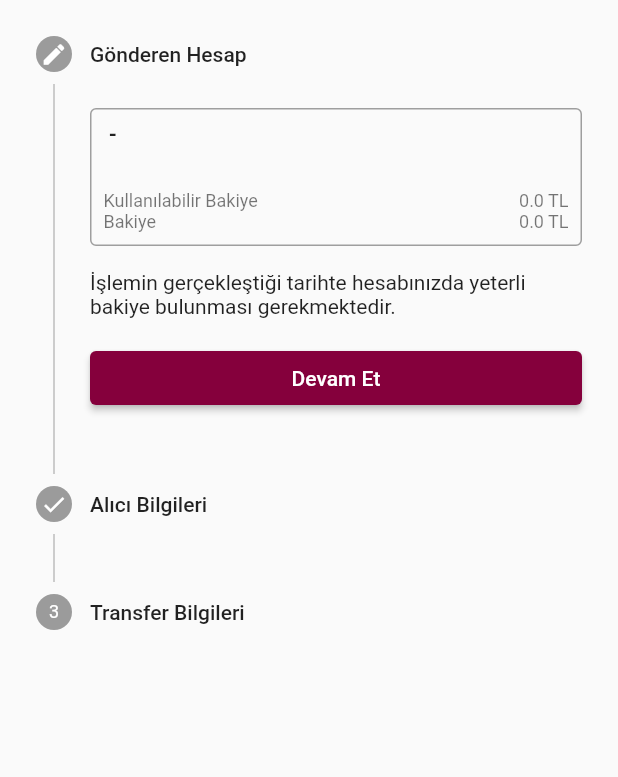
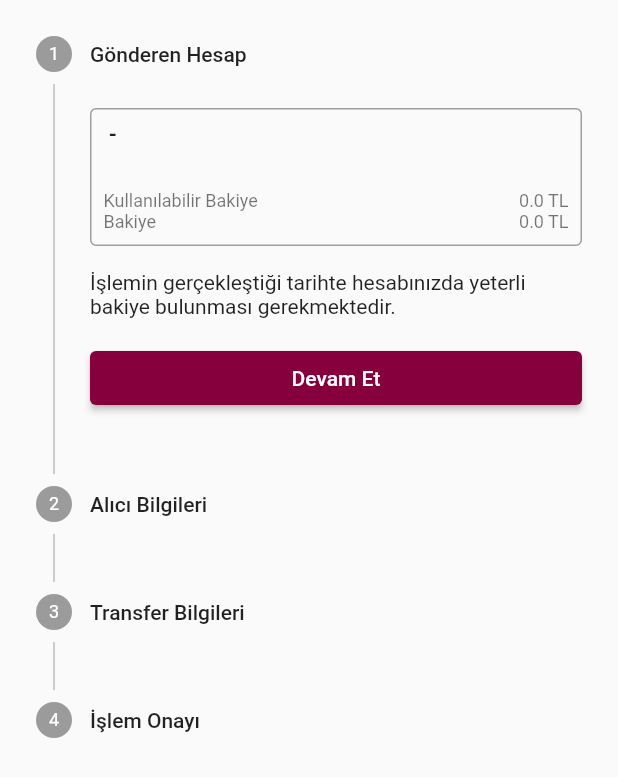
Before and after one commit to NurullahKarakoca/ab_assignment, a Flutter app: the MoneyTransferPage widget shown alone on an empty page, opened directly, on a phone screen of 412 x 824 dp. Shown: the top 777 px of the screen. Run offline on Flutter 3.47's test engine with Material 2 defaults, Android fonts, the phone set to English and light mode, and no system bars; our stand-ins replace dio, get_it, mask_text_input_formatter, shared_preferences; accounts and stored records are empty.

Commit message:
add transfer approve step

```diff
--- a/lib/pages/money_transfer_page.dart
+++ b/lib/pages/money_transfer_page.dart
@@ -1,6 +1,7 @@
 import 'package:ab_assignment/models/money_transfer_model.dart';
 import 'package:ab_assignment/widgets/moneytransfer/receiver_information_step_content.dart';
 import 'package:ab_assignment/widgets/moneytransfer/sender_bank_account_step_content.dart';
+import 'package:ab_assignment/widgets/moneytransfer/transfer_approve_step_content.dart';
 import 'package:ab_assignment/widgets/moneytransfer/transfer_information_step_content.dart';
 import 'package:flutter/material.dart';
 
@@ -13,18 +14,19 @@ class MoneyTransferPage extends StatefulWidget {
 
 class _MoneyTransferPageState extends State<MoneyTransferPage> {
   int _currentStep = 0;
-  final _moneyTransferModel = MoneyTransferModel();
-
-  get senderAccountStepState =>
-      _currentStep != 0 ? StepState.complete : StepState.editing;
-
-  get receiverInformationStepState =>
-      _currentStep != 1 ? StepState.complete : StepState.editing;
+  var _moneyTransferModel = MoneyTransferModel();
 
   @override
   Widget build(BuildContext context) {
     return Stepper(
         physics: const ScrollPhysics(),
+        onStepTapped: (step) {
+          if (_currentStep > step) {
+            setState(() {
+              _currentStep = step;
+            });
+          }
+        },
         currentStep: _currentStep,
         controlsBuilder: (context, details) {
           return const SizedBox.shrink();
@@ -40,7 +42,7 @@ class _MoneyTransferPageState extends State<MoneyTransferPage> {
                 });
               },
             ),
-              state: senderAccountStepState),
+          ),
           Step(
             title: const Text("Alıcı Bilgileri"),
             content: ReceiverInformationStepContent(
@@ -55,17 +57,33 @@ class _MoneyTransferPageState extends State<MoneyTransferPage> {
                     _currentStep = 0;
                   });
                 }),
-              state: receiverInformationStepState),
+          ),
           Step(
             title: const Text("Transfer Bilgileri"),
             content: TransferInformationStepContent(
                 model: _moneyTransferModel,
-                  onNextStep: () {},
+                onNextStep: () {
+                  setState(() {
+                    _currentStep = 3;
+                  });
+                },
                 onPreviousStep: () {
                   setState(() {
                     _currentStep = 1;
                   });
-                  }))
+                }),
+          ),
+          Step(
+              title: const Text("İşlem Onayı"),
+              content: TransferApproveStepContent(
+                model: _moneyTransferModel,
+                onApprove: () {
+                  setState(() {
+                    _moneyTransferModel = MoneyTransferModel();
+                    _currentStep = 0;
+                  });
+                },
+              ))
         ]);
   }
 }
--- a/lib/widgets/bank_account/select_bank_account.dart
+++ b/lib/widgets/bank_account/select_bank_account.dart
@@ -3,26 +3,22 @@ import 'package:ab_assignment/widgets/bank_account/bank_account_list_item.dart';
 import 'package:ab_assignment/widgets/bank_account/bank_accounts_dialog.dart';
 import 'package:flutter/material.dart';
 
-class SelectBankAccount extends StatefulWidget {
+class SelectBankAccount extends StatelessWidget {
+  final BankAccount? bankAccount;
   final Function(BankAccount) onSelect;
 
-  const SelectBankAccount({Key? key, required this.onSelect}) : super(key: key);
-
-  @override
-  State<SelectBankAccount> createState() => _SelectBankAccountState();
-}
-
-class _SelectBankAccountState extends State<SelectBankAccount> {
-  BankAccount? _bankAccount;
+  const SelectBankAccount(
+      {Key? key, required this.onSelect, required this.bankAccount})
+      : super(key: key);
 
   @override
   Widget build(BuildContext context) {
-    if (_bankAccount == null) {
+    if (bankAccount == null) {
       return SizedBox(
         width: double.infinity,
         child: OutlinedButton(
           onPressed: () async {
-            _showBankAccountsDialog();
+            _showBankAccountsDialog(context);
           },
           child: Text("Hesap Seçiniz"),
         ),
@@ -30,20 +26,17 @@ class _SelectBankAccountState extends State<SelectBankAccount> {
     }
 
     return BankAccountListItem(
-      bankAccount: _bankAccount!,
+      bankAccount: bankAccount!,
       onTap: () {
-        _showBankAccountsDialog();
+        _showBankAccountsDialog(context);
       },
     );
   }
 
-  Future<void> _showBankAccountsDialog() async {
+  Future<void> _showBankAccountsDialog(BuildContext context) async {
     final selectedBankAccount = await showBankAccountsDialog(context);
     if (selectedBankAccount != null) {
-      setState(() {
-        _bankAccount = selectedBankAccount;
-        widget.onSelect.call(selectedBankAccount);
-      });
+      onSelect.call(selectedBankAccount);
     }
   }
 }
--- a/lib/widgets/moneytransfer/sender_bank_account_step_content.dart
+++ b/lib/widgets/moneytransfer/sender_bank_account_step_content.dart
@@ -25,6 +25,7 @@ class _SenderBankAccountStepContentState
     return Column(
       children: [
         SelectBankAccount(
+          bankAccount: widget.model.bankAccount,
           onSelect: (bankAccount) {
             setState(() {
               widget.model.bankAccount = bankAccount;
--- /dev/null
+++ b/lib/widgets/moneytransfer/transfer_approve_step_content.dart
@@ -0,0 +1,151 @@
+import 'package:ab_assignment/models/money_transfer_model.dart';
+import 'package:ab_assignment/utils/dimen.dart';
+import 'package:ab_assignment/utils/route.dart';
+import 'package:flutter/material.dart';
+import 'package:intl/intl.dart';
+
+class TransferApproveStepContent extends StatefulWidget {
+  final MoneyTransferModel model;
+  final Function onApprove;
+
+  const TransferApproveStepContent(
+      {Key? key, required this.model, required this.onApprove})
+      : super(key: key);
+
+  @override
+  _TransferApproveStepContentState createState() =>
+      _TransferApproveStepContentState();
+}
+
+class _TransferApproveStepContentState
+    extends State<TransferApproveStepContent> {
+  @override
+  Widget build(BuildContext context) {
+    return Column(
+      children: [
+        Card(
+          child: Container(
+            padding: const EdgeInsets.all(paddingSizeSmall),
+            width: double.maxFinite,
+            child: Column(
+              crossAxisAlignment: CrossAxisAlignment.start,
+              children: [
+                const Text(
+                  "Alıcı Bilgileri",
+                  style: TextStyle(fontWeight: FontWeight.bold),
+                ),
+                const Divider(),
+                Text(
+                  "Nu**** Ka*****",
+                  style: Theme.of(context).textTheme.subtitle1,
+                ),
+                Text(
+                  "ALTERNATİFBANK A.Ş.",
+                  style: Theme.of(context).textTheme.subtitle1,
+                ),
+                Text(
+                  "${widget.model.ibanNumber}",
+                  style: Theme.of(context).textTheme.caption,
+                ),
+              ],
+            ),
+          ),
+        ),
+        const SizedBox(
+          height: paddingSizeMedium,
+        ),
+        Card(
+          child: Container(
+            padding: const EdgeInsets.all(paddingSizeSmall),
+            width: double.maxFinite,
+            child: Column(
+              crossAxisAlignment: CrossAxisAlignment.start,
+              children: [
+                const Text(
+                  "Transfer Bilgileri",
+                  style: TextStyle(fontWeight: FontWeight.bold),
+                ),
+                const Divider(),
+                Row(
+                  mainAxisAlignment: MainAxisAlignment.spaceBetween,
+                  children: [
+                    const Text("Transfer Tutarı"),
+                    Text("${widget.model.amount} TL"),
+                  ],
+                ),
+                const SizedBox(
+                  height: paddingSizeSmall,
+                ),
+                Row(
+                  mainAxisAlignment: MainAxisAlignment.spaceBetween,
+                  children: const [
+                    Text("İşlem Ücreti"),
+                    Text("0 TL"),
+                  ],
+                ),
+                const SizedBox(
+                  height: paddingSizeSmall,
+                ),
+                Row(
+                  mainAxisAlignment: MainAxisAlignment.spaceBetween,
+                  children: [
+                    const Text("Toplam Tutar"),
+                    Text("${widget.model.amount} TL"),
+                  ],
+                ),
+                const SizedBox(
+                  height: paddingSizeSmall,
+                ),
+                Row(
+                  mainAxisAlignment: MainAxisAlignment.spaceBetween,
+                  children: [
+                    const Text("Gerçekleşme Tarihi"),
+                    Text(DateFormat("dd/MM/yyyy")
+                        .format(widget.model.transferDate!)),
+                  ],
+                ),
+                const SizedBox(
+                  height: paddingSizeSmall,
+                ),
+                Row(
+                  mainAxisAlignment: MainAxisAlignment.spaceBetween,
+                  children: [
+                    const Text("Açıklama"),
+                    Text(widget.model.explanation!),
+                  ],
+                )
+              ],
+            ),
+          ),
+        ),
+        const SizedBox(
+          height: paddingSizeMedium,
+        ),
+        SizedBox(
+            width: double.maxFinite,
+            child: ElevatedButton(
+                onPressed: () {
+                  showDialog(
+                      context: context,
+                      builder: (context) => AlertDialog(
+                            title: Text("Para Transfer Onayı"),
+                            content:
+                                Text("Para transferi başarıyla gerçekleşti."),
+                            actions: [
+                              TextButton(
+                                  onPressed: () {
+                                    Navigator.pop(context);
+                                    Navigator.pushReplacementNamed(
+                                      context,
+                                      routeMain,
+                                    );
+                                  },
+                                  child: Text("Tamam"))
+                            ],
+                          ));
+                },
+                child: const Text("İşlemi Onayla")))
+      ],
+    );
+  }
+}
```
Lines whose indentation alone changed are shown as unchanged.
